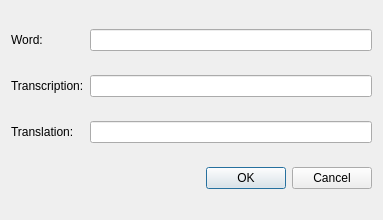
Qt form qstardict/trainer/addworddialog.ui (a-rodin/qstardict) before a commit.
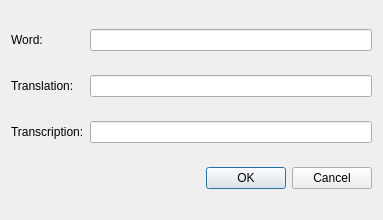
The same form after that commit.

```diff
--- a/qstardict/trainer/addworddialog.ui
+++ b/qstardict/trainer/addworddialog.ui
@@ -25,25 +25,25 @@
     <widget class="QLineEdit" name="wordEdit"/>
    </item>
    <item row="1" column="0">
-    <widget class="QLabel" name="label_2">
-     <property name="text">
-      <string>Transcription:</string>
-     </property>
-    </widget>
-   </item>
-   <item row="1" column="1">
-    <widget class="QLineEdit" name="transcriptionEdit"/>
-   </item>
-   <item row="2" column="0">
     <widget class="QLabel" name="label_3">
      <property name="text">
       <string>Translation:</string>
      </property>
     </widget>
    </item>
-   <item row="2" column="1">
+   <item row="1" column="1">
     <widget class="QLineEdit" name="translationEdit"/>
    </item>
+   <item row="2" column="0">
+    <widget class="QLabel" name="label_2">
+     <property name="text">
+      <string>Transcription:</string>
+     </property>
+    </widget>
+   </item>
+   <item row="2" column="1">
+    <widget class="QLineEdit" name="transcriptionEdit"/>
+   </item>
    <item row="3" column="0" colspan="2">
     <widget class="QDialogButtonBox" name="buttonBox">
      <property name="orientation">
```
